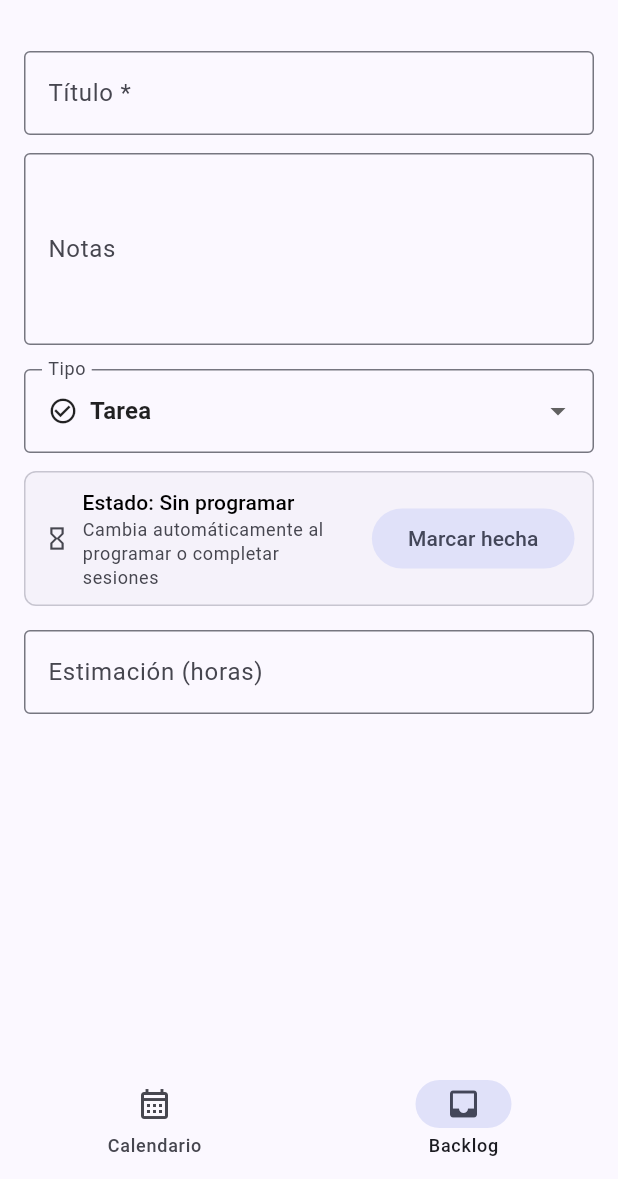
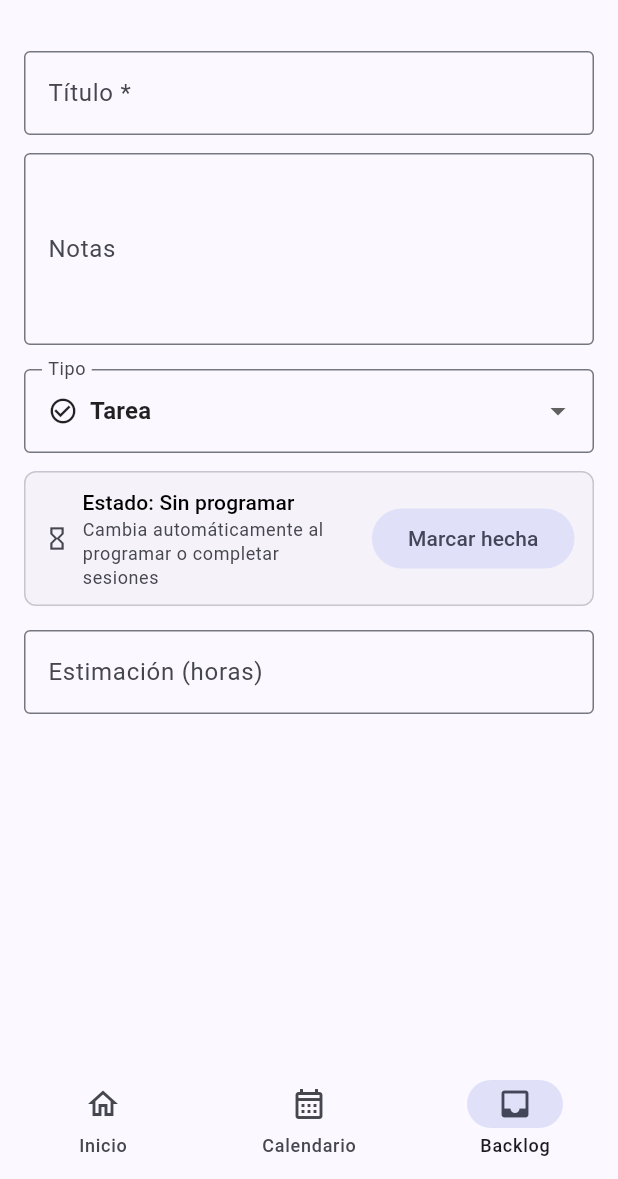
Before and after one commit to afperdomo2/blockday, a Flutter app: the BacklogScreen screen opened by its route, after a tap on "Nueva tarea", on a phone screen of 412 x 824 dp, the part 57-1236 px from its top. Run offline on Flutter 3.47's test engine with Material 3 defaults, Android fonts, the phone set to English and light mode, and no system bars; our stand-ins replace drift, flutter_riverpod, go_router; accounts and stored records are empty; generated files the repository leaves out were written again.

Commit message:
feat: add home screen and update routing with navigation destinations

```diff
--- a/lib/features/backlog/presentation/screens/backlog_screen.dart
+++ b/lib/features/backlog/presentation/screens/backlog_screen.dart
@@ -143,6 +143,7 @@ class _BacklogScreenState extends ConsumerState<BacklogScreen> {
         },
       ),
       floatingActionButton: FloatingActionButton.extended(
+        heroTag: 'backlog-fab',
         onPressed: () => context.go('/backlog/task/new'),
         icon: const Icon(Icons.add),
         label: const Text('Nueva tarea'),
--- a/lib/features/calendar/presentation/screens/calendar_screen.dart
+++ b/lib/features/calendar/presentation/screens/calendar_screen.dart
@@ -168,6 +168,7 @@ class CalendarScreen extends ConsumerWidget {
         ],
       ),
       floatingActionButton: FloatingActionButton.extended(
+        heroTag: 'calendar-fab',
         onPressed: () =>
             context.go('/activity/new?date=${selectedDate.toIso8601String()}'),
         icon: const Icon(Icons.add),
--- /dev/null
+++ b/lib/features/home/presentation/screens/home_screen.dart
@@ -0,0 +1,13 @@
+import 'package:flutter/material.dart';
+
+class HomeScreen extends StatelessWidget {
+  const HomeScreen({super.key});
+
+  @override
+  Widget build(BuildContext context) {
+    return Scaffold(
+      appBar: AppBar(title: const Text('Inicio'), centerTitle: false),
+      body: const SizedBox.shrink(),
+    );
+  }
+}
--- a/lib/routes/app_router.dart
+++ b/lib/routes/app_router.dart
@@ -4,6 +4,7 @@ import '../features/activities/presentation/screens/activity_editor_screen.dart'
 import '../features/backlog/presentation/screens/backlog_screen.dart';
 import '../features/backlog/presentation/screens/task_editor_screen.dart';
 import '../features/calendar/presentation/screens/calendar_screen.dart';
+import '../features/home/presentation/screens/home_screen.dart';
 import 'main_shell.dart';
 
 final GoRouter appRouter = GoRouter(
@@ -15,8 +16,13 @@ final GoRouter appRouter = GoRouter(
       branches: [
         StatefulShellBranch(
           routes: [
+            GoRoute(path: '/', builder: (context, state) => const HomeScreen()),
+          ],
+        ),
+        StatefulShellBranch(
+          routes: [
             GoRoute(
-              path: '/',
+              path: '/calendar',
               builder: (context, state) => const CalendarScreen(),
             ),
           ],
--- a/lib/routes/main_shell.dart
+++ b/lib/routes/main_shell.dart
@@ -15,6 +15,11 @@ class MainShell extends StatelessWidget {
         onDestinationSelected: navigationShell.goBranch,
         destinations: const [
           NavigationDestination(
+            icon: Icon(Icons.home_outlined),
+            selectedIcon: Icon(Icons.home),
+            label: 'Inicio',
+          ),
+          NavigationDestination(
             icon: Icon(Icons.calendar_month_outlined),
             selectedIcon: Icon(Icons.calendar_month),
             label: 'Calendario',
```
Also changed, not shown: 1 other file.
